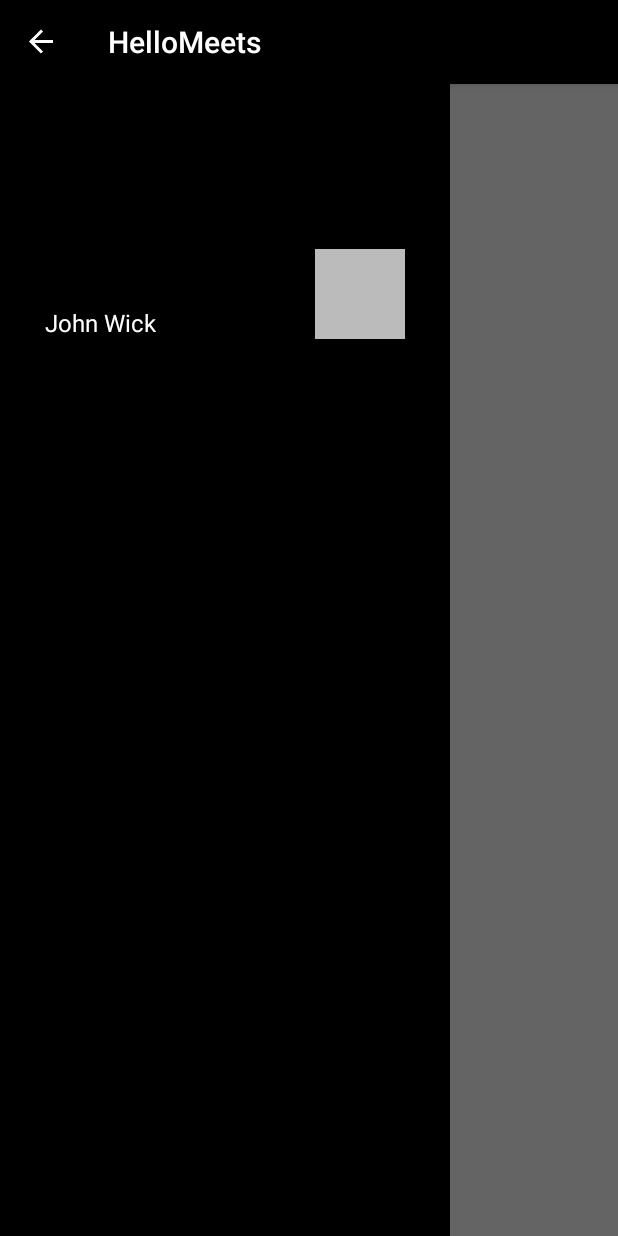
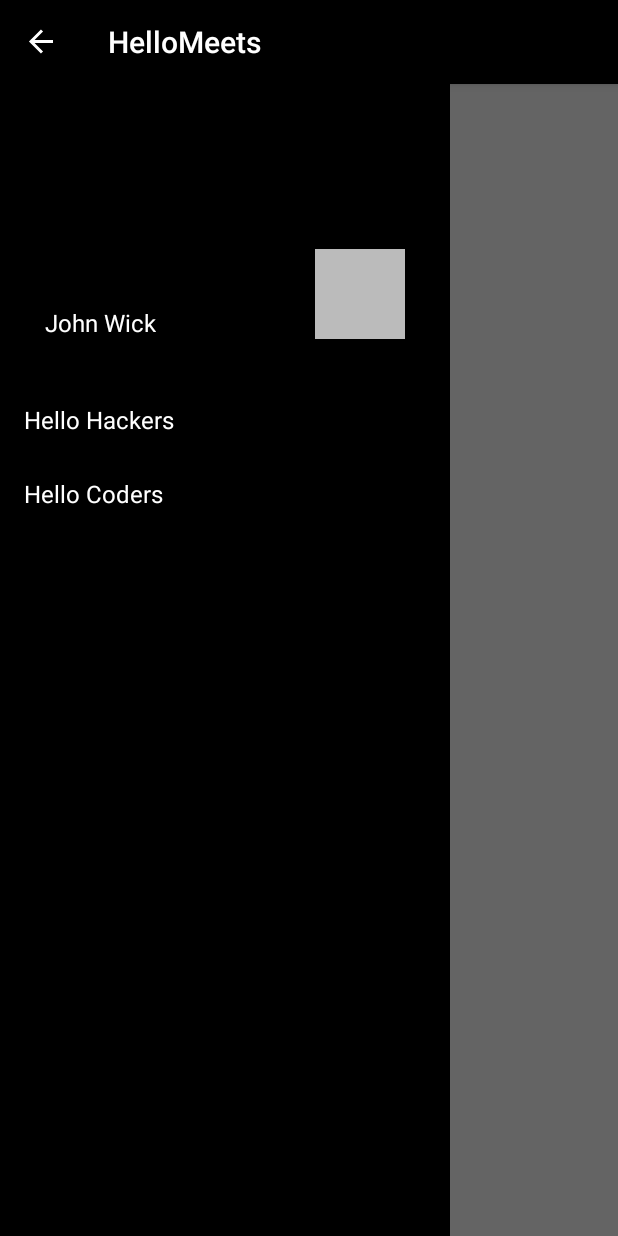
Before and after one commit to toscstudio/hellomeets_android-app, an Android app: the MainActivity screen opened directly, with no data from a screen before it, with the side drawer open, on a phone screen of 412 x 824 dp. Run offline under Robolectric (Android 15) with nearby library versions, the phone set to English and light mode, and no system bars; 1 statement that could not run was skipped.

Commit message:
categories skeleton done

```diff
--- a/app/src/main/AndroidManifest.xml
+++ b/app/src/main/AndroidManifest.xml
@@ -7,6 +7,7 @@
     <uses-permission android:name="android.permission.WRITE_EXTERNAL_STORAGE"/>
 
     <application
+        android:name=".App"
         android:allowBackup="true"
         android:icon="@mipmap/ic_launcher"
         android:label="@string/app_name"
--- a/app/src/main/java/com/hellomeets/android/MainActivity.java
+++ b/app/src/main/java/com/hellomeets/android/MainActivity.java
@@ -9,7 +9,10 @@ import android.support.v7.app.AppCompatActivity;
 import android.os.Bundle;
 import android.view.View;
 import android.widget.FrameLayout;
+import android.widget.ListView;
 
+import com.hellomeets.android.categories.BaseCategories;
+import com.hellomeets.android.categories.CategoryAdapter;
 import com.hellomeets.android.intro.IntroActivity;
 
 public class MainActivity extends AppCompatActivity {
@@ -20,6 +23,7 @@ public class MainActivity extends AppCompatActivity {
     FrameLayout contentFrame;
     FrameLayout drawerFrame;
     ActionBarDrawerToggle mDrawerToggle;
+    ListView navList;
 
     @Override
     protected void onCreate(Bundle savedInstanceState) {
@@ -43,6 +47,8 @@ public class MainActivity extends AppCompatActivity {
         navDrawerLayout = (DrawerLayout) findViewById(R.id.drawer_layout);
         contentFrame = (FrameLayout) findViewById(R.id.content_frame);
         drawerFrame = (FrameLayout) findViewById(R.id.left_drawer);
+        navList = (ListView) findViewById(R.id.nav_list);
+        navList.setAdapter(new CategoryAdapter(this, BaseCategories.getTopCategories()));
 
         mDrawerToggle = new ActionBarDrawerToggle
                 (
--- /dev/null
+++ b/app/src/main/java/com/hellomeets/android/categories/BaseCategories.java
@@ -0,0 +1,40 @@
+package com.hellomeets.android.categories;
+
+import android.content.Context;
+import android.util.Log;
+
+import java.util.ArrayList;
+
+/**
+ * Created by championswimmer on 12/3/16.
+ */
+public abstract class BaseCategories {
+    public static final String TAG = "BaseCategories";
+
+    public String getTitle() {
+        return title;
+    }
+
+    String title;
+
+    abstract int catTitleResId();
+
+    public BaseCategories(Context c) {
+        title = c.getString(catTitleResId());
+    }
+
+    private static ArrayList<BaseCategories> topCategories;
+
+    public static void setTopCategories(Context ctx) {
+        Log.d(TAG, "setTopCategories: ");
+        topCategories = new ArrayList<>();
+
+        topCategories.add(new HelloHackers(ctx));
+        topCategories.add(new HelloCoders(ctx));
+    }
+
+    public static ArrayList<BaseCategories> getTopCategories() {
+        return topCategories;
+    }
+
+}
--- /dev/null
+++ b/app/src/main/java/com/hellomeets/android/categories/CategoryAdapter.java
@@ -0,0 +1,34 @@
+package com.hellomeets.android.categories;
+
+import android.content.Context;
+import android.graphics.Color;
+import android.view.View;
+import android.view.ViewGroup;
+import android.widget.ArrayAdapter;
+import android.widget.TextView;
+
+import java.util.ArrayList;
+import java.util.List;
+
+/**
+ * Created by championswimmer on 12/3/16.
+ */
+public class CategoryAdapter extends ArrayAdapter<BaseCategories> {
+
+
+
+    public CategoryAdapter(Context context, ArrayList<BaseCategories> cats) {
+        super(context, android.R.layout.simple_list_item_1, android.R.id.text1, cats);
+
+    }
+
+    @Override
+    public View getView(int position, View convertView, ViewGroup parent) {
+        View view = super.getView(position, convertView, parent);
+
+        ((TextView)view.findViewById(android.R.id.text1)).setText(getItem(position).getTitle());
+        ((TextView)view.findViewById(android.R.id.text1)).setTextColor(Color.WHITE);
+
+        return view;
+    }
+}
--- a/app/src/main/res/layout/main_drawer_left_content.xml
+++ b/app/src/main/res/layout/main_drawer_left_content.xml
@@ -30,6 +30,7 @@
     </RelativeLayout>
 
     <ListView
+        android:id="@+id/nav_list"
         android:layout_width="match_parent"
         android:layout_height="wrap_content">
 
--- a/app/src/main/res/values/strings.xml
+++ b/app/src/main/res/values/strings.xml
@@ -3,6 +3,10 @@
 
     <string name="navigation_drawer_open">Open navigation drawer</string>
     <string name="navigation_drawer_close">Close navigation drawer</string>
+
+
+    <string name="category_hellohackers">Hello Hackers</string>
+    <string name="category_hellocoders">Hello Coders</string>
 
     <string-array name="intro_subtitles">
         <item>Where like-minded people meet over meaningful conversation</item>
```
Also changed, not shown: app/src/main/java/com/hellomeets/android/App.java (added, +18 -0 lines), app/src/main/java/com/hellomeets/android/categories/HelloCoders.java (added, +20 -0 lines), app/src/main/java/com/hellomeets/android/categories/HelloHackers.java (added, +20 -0 lines).
